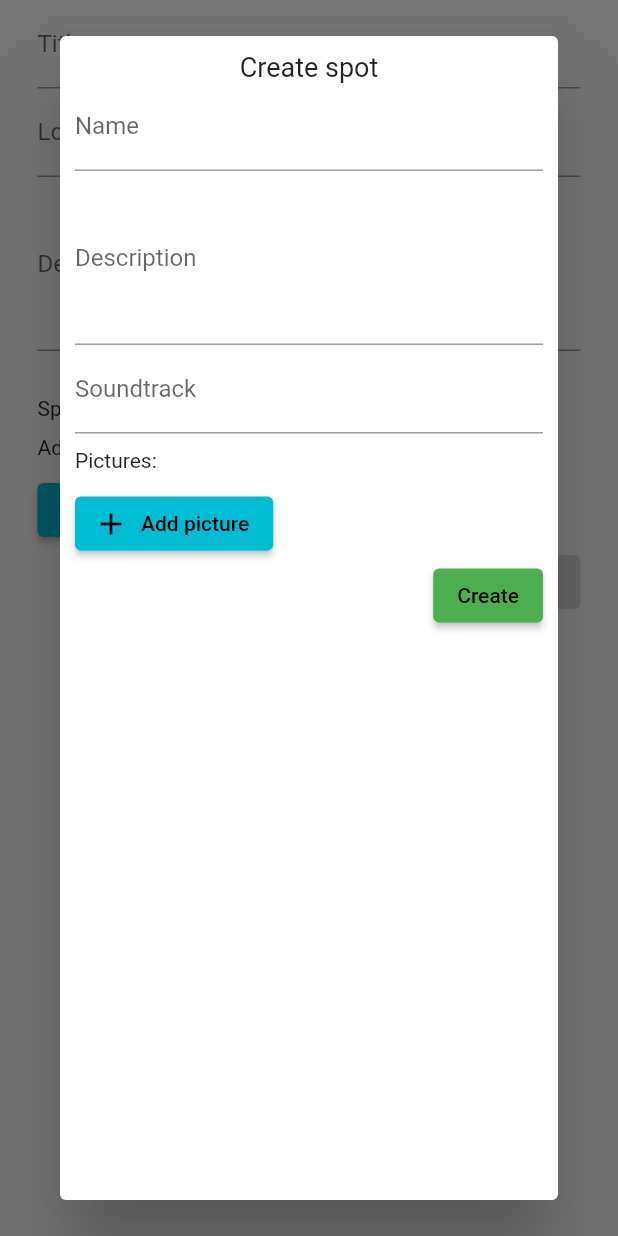
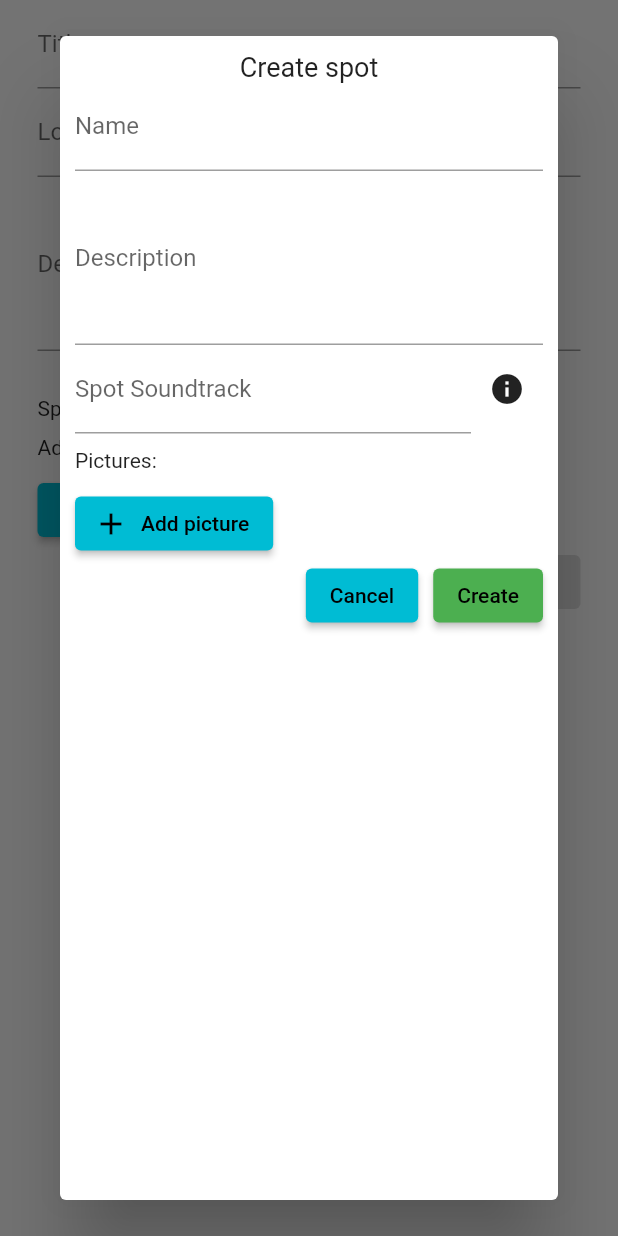
Before and after one commit to Pilar-Ferran/wanderer3, a Flutter app: the CreateTripScreen widget shown alone on an empty page, opened directly, after a tap on "Add spot", on a phone screen of 412 x 824 dp. Run offline on Flutter 3.47's test engine with Material 2 defaults, Android fonts, the phone set to English and light mode, and no system bars; our stand-ins replace cloud_firestore, firebase_auth, firebase_core, firebase_storage, flutter_html, fluttertoast and 4 more; missing offline and left inert: dart:ffi; accounts and stored records are empty.

Commit message:
soundtrack url gets parsed soundtrack info dialog done

```diff
--- a/lib/Component/create_spot_dialog.dart
+++ b/lib/Component/create_spot_dialog.dart
@@ -111,16 +111,28 @@ class _CreateSpotDialogState extends State<CreateSpotDialog> {
                       spotDescription = value;
                     },
                   ),
-                  TextFormField(
+                  Row(
+                      children: [
+                        Expanded( //limits the InputDecoration's width, so it doesnt explode
+                            child: TextFormField(
                               initialValue: spotSoundtrack,
                               decoration:
                               const InputDecoration(
-                      hintText: 'Spot soundtrack - Spotify song URL',
-                      labelText: 'Soundtrack',
+                                hintText: 'Spotify song URL',
+                                labelText: 'Spot Soundtrack',
                               ),
                               onChanged: (value) {
                                 spotSoundtrack = value;
                               },
+                            ),
+                        ),
+                        IconButton(
+                          icon: const Icon(Icons.info),
+                          onPressed: () {
+                            showSoundtrackInfoDialog();
+                          },
+                        ),
+                      ],
                   ),
                   const Padding(padding: EdgeInsets.fromLTRB(0, 10, 0, 0),),
                   Container(
@@ -143,9 +155,18 @@ class _CreateSpotDialogState extends State<CreateSpotDialog> {
                     ),
                   ),
 
-                  Container(
-                    alignment: Alignment.centerRight,
-                    child:
+                  Row(
+                    mainAxisAlignment: MainAxisAlignment.end,
+                    children: [
+                      ElevatedButton(
+                        child: const Text("Cancel"),
+                        onPressed: () async {
+                          widget.refreshParent(); //unnecesary?
+                          Navigator.of(context, rootNavigator: true).pop('dialog');
+                        },
+                      ),
+                      const Padding(padding: EdgeInsets.fromLTRB(10, 0, 0, 0),),
+
                       ElevatedButton( //create/save button
                         child: !widget.isEdit? const Text("Create"):const Text("Save"),
                         style: ElevatedButton.styleFrom(primary: Colors.green),
@@ -167,7 +188,8 @@ class _CreateSpotDialogState extends State<CreateSpotDialog> {
                           }
                         },
                       ),
-                  )
+                    ],
+                  ),
                 ],),
               ),
             ],
@@ -234,33 +256,31 @@ class _CreateSpotDialogState extends State<CreateSpotDialog> {
       );
   }
 
-  /*Container generateCreateOrSaveButton(bool isEdit) {
-    return Container(
-      alignment: Alignment.centerRight,
-      child:
-      ElevatedButton(
-        child: !isEdit? const Text("Create"):const Text("Save"),
-        style: ElevatedButton.styleFrom(primary: Colors.green),
-        onPressed: () async {
-          if (formKey.currentState!.validate()) {
-            //Navigator.pop(context);
-            widget.parentSpotDatas.add(CreateSpotData(spotName, spotDescription, spotSoundtrack, imageFiles));
-            widget.parentSpotPreviews.add(CreateSpotPreview(spotName: spotName,
-              parentSpotDatas: widget.parentSpotDatas,
-              parentSpotPreviews: widget.parentSpotPreviews,
-              refreshParent: () { widget.refreshParent(); },
-              spotIndex: widget.parentSpotPreviews.length, //ojo, length
-            ));
+  void showSoundtrackInfoDialog() {
+    // set up the button
+    Widget okButton = ElevatedButton(
+      child: const Text("OK"),
+      onPressed: () {
+        Navigator.of(context, rootNavigator: true).pop('dialog');
+      },
+    );
 
-            widget.refreshParent();
-
-            Navigator.of(context, rootNavigator: true).pop('dialog');
+    // set up the AlertDialog
+    AlertDialog alert = AlertDialog(
+      title: const Text("How to add a Spot Soundtrack"),
+      content: const Text('To add a Spotify song as the soundtrack for this spot, open Spotify, tap "Share" on the song you want, and choose the "Copy link" option.\n'
+          'Then paste the link here.'),
+      actions: [
+        okButton,
+      ],
+    );
+    // show the dialog
+    showDialog(
+      context: context,
+      builder: (BuildContext context) {
+        return alert;
+      },
+    );
   }
-          else {
-          }
-        },
-      ),
-    );
-  }*/
 
 }
```
Also changed, not shown: lib/Screens/create_trip_screen.dart (+20 -82 lines). Lines whose indentation alone changed are shown as unchanged.
